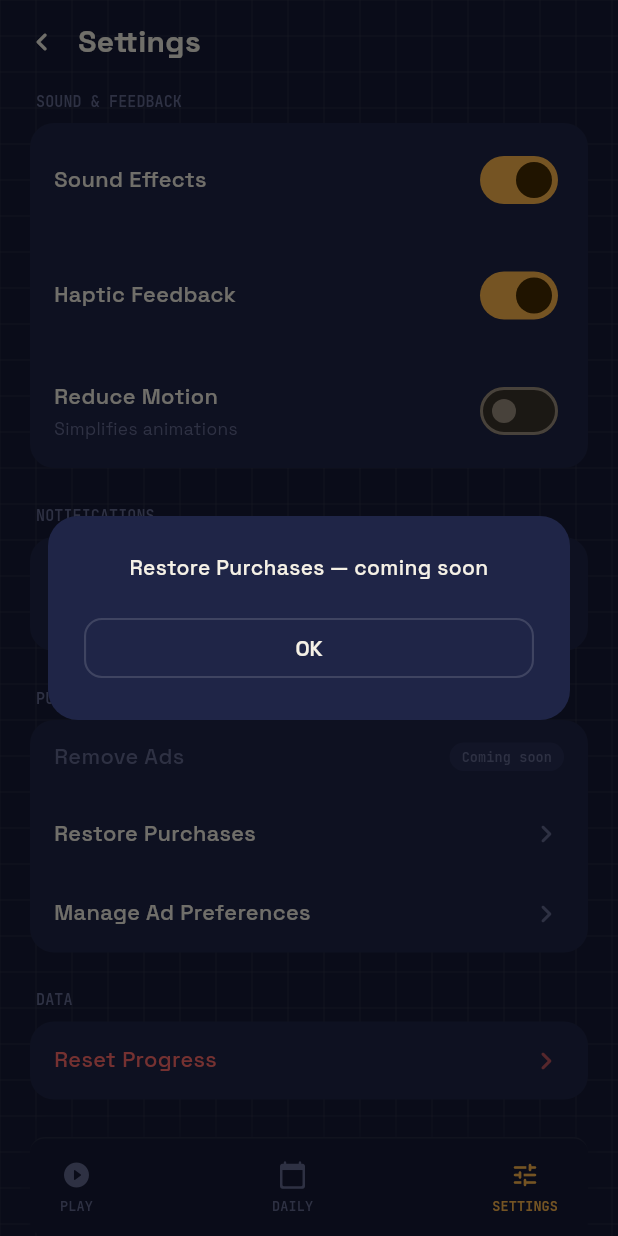
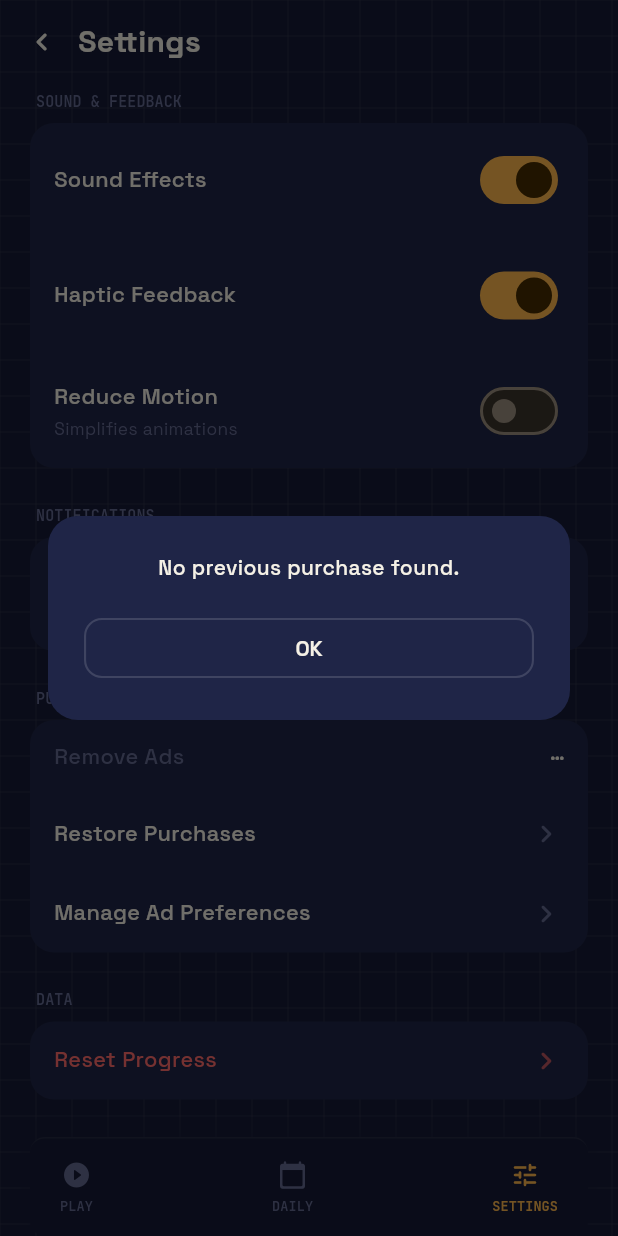
Before and after one commit to himanshugupta0007/adroma-numberama-game, a Flutter app: the screen it shows after launch, item 3 of the bottom bar chosen, after a tap on "Restore Purchases", on a phone screen of 412 x 824 dp. Run offline on Flutter 3.47's test engine with Material 3 defaults, Android fonts, the phone set to English and light mode, and no system bars; our stand-ins replace audioplayers, confetti, firebase_analytics, firebase_core, flutter_local_notifications, flutter_riverpod and 10 more; missing offline and left inert: flame; accounts and stored records are empty.

Commit message:
Minor issues fixes - increasing size of powerups and added restore purchase

```diff
--- a/lib/main.dart
+++ b/lib/main.dart
@@ -7,6 +7,7 @@ import 'package:hive_flutter/hive_flutter.dart';
 import 'firebase_options.dart';
 import 'services/ad_service.dart';
 import 'services/notification_service.dart';
+import 'services/purchase_service.dart';
 import 'state/difficulty.dart';
 import 'state/preferences_service.dart';
 import 'theme/app_theme.dart';
@@ -19,13 +20,15 @@ Future<void> main() async {
     DeviceOrientation.portraitDown,
   ]);
   await Firebase.initializeApp(options: DefaultFirebaseOptions.currentPlatform);
-  WidgetsBinding.instance.addPostFrameCallback((_) {
-    AdService.instance.initialize();
-  });
   await Hive.initFlutter();
   final box = await Hive.openBox(PreferencesService.boxName);
   final prefs = PreferencesService(box);
   prefs.registerAppOpened();
+
+  WidgetsBinding.instance.addPostFrameCallback((_) {
+    AdService.instance.initialize();
+    PurchaseService.instance.initialize(prefs);
+  });
 
   await NotificationService.instance.initialize();
   // Scheduled notifications aren't guaranteed to survive app
--- /dev/null
+++ b/lib/services/purchase_service.dart
@@ -0,0 +1,107 @@
+import 'dart:async';
+
+import 'package:in_app_purchase/in_app_purchase.dart';
+
+import '../state/analytics_service.dart';
+import '../state/preferences_service.dart';
+
+/// Thin wrapper around `in_app_purchase` for the one product this app
+/// sells - the "Remove Ads" non-consumable. Same singleton convention as
+/// [RateService]/`AudioService`: reachable via [PurchaseService.instance]
+/// without a Riverpod `ref`, since the purchase stream listener needs to be
+/// alive for the whole app lifetime, not tied to any one widget's build.
+///
+/// Unlike those other singletons, this one does need to *write* a
+/// preference (`PreferencesService.removeAdsPurchased`) from inside its own
+/// async purchase-stream callback, where no `ref` is in scope - so
+/// [initialize] takes the already-opened [PreferencesService] directly,
+/// threaded in from `main()` the same way `NotificationService` already is.
+class PurchaseService {
+  PurchaseService._();
+
+  static final PurchaseService instance = PurchaseService._();
+
+  static const removeAdsProductId = 'remove_ads';
+
+  final InAppPurchase _iap = InAppPurchase.instance;
+  StreamSubscription<List<PurchaseDetails>>? _subscription;
+  PreferencesService? _prefs;
+  ProductDetails? _removeAdsProduct;
+
+  ProductDetails? get removeAdsProduct => _removeAdsProduct;
+
+  /// Starts listening for purchase updates (so a restored purchase from a
+  /// previous install is caught as soon as the store reports it) and loads
+  /// [removeAdsProduct]'s price/metadata for the Settings screen. Called
+  /// once from `main()`, deferred via `addPostFrameCallback` the same way
+  /// `AdService.initialize` is - a store round-trip shouldn't block the
+  /// first frame.
+  Future<void> initialize(PreferencesService prefs) async {
+    _prefs = prefs;
+    if (!await _iap.isAvailable()) return;
+
+    _subscription = _iap.purchaseStream.listen(
+      _onPurchaseUpdate,
+      onDone: () => _subscription?.cancel(),
+    );
+
+    final response = await _iap.queryProductDetails({removeAdsProductId});
+    if (response.productDetails.isNotEmpty) {
+      _removeAdsProduct = response.productDetails.first;
+    }
+  }
+
+  /// Starts the native purchase flow. A no-op if the product hasn't loaded
+  /// yet (store unavailable, or [initialize]'s query hasn't returned) -
+  /// callers should keep the "Remove Ads" row disabled until
+  /// [removeAdsProduct] is non-null so this can't be tapped in that state.
+  Future<void> buyRemoveAds() async {
+    final product = _removeAdsProduct;
+    if (product == null) return;
+    await _iap.buyNonConsumable(
+      purchaseParam: PurchaseParam(productDetails: product),
+    );
+  }
+
+  /// Re-queries past purchases (App Store/Play account-linked, not
+  /// device-linked) - the result arrives through the same [_onPurchaseUpdate]
+  /// stream as a fresh buy, with [PurchaseDetails.status] restored rather
+  /// than purchased.
+  Future<void> restorePurchases() => _iap.restorePurchases();
+
+  Future<void> _onPurchaseUpdate(List<PurchaseDetails> purchases) async {
+    for (final purchase in purchases) {
+      if (purchase.status == PurchaseStatus.pending) continue;
+
+      if (purchase.status == PurchaseStatus.error) {
+        if (purchase.pendingCompletePurchase) {
+          await _iap.completePurchase(purchase);
+        }
+        continue;
+      }
+
+      // Purchased or restored - both mean "grant it".
+      if (purchase.productID == removeAdsProductId) {
+        await _grantRemoveAds(purchase);
+      }
+
+      if (purchase.pendingCompletePurchase) {
+        await _iap.completePurchase(purchase);
+      }
+    }
+  }
+
+  Future<void> _grantRemoveAds(PurchaseDetails purchase) async {
+    final prefs = _prefs;
+    if (prefs == null || prefs.removeAdsPurchased) return;
+    await prefs.setRemoveAdsPurchased(true);
+    final product = _removeAdsProduct;
+    await AnalyticsService.instance.logIapPurchase(
+      productId: purchase.productID,
+      value: product?.rawPrice ?? 0,
+      currency: product?.currencyCode ?? 'USD',
+    );
+  }
+
+  void dispose() => _subscription?.cancel();
+}
--- a/lib/ui/settings_screen.dart
+++ b/lib/ui/settings_screen.dart
@@ -6,6 +6,7 @@ import 'package:url_launcher/url_launcher.dart';
 
 import '../services/ad_service.dart';
 import '../services/notification_service.dart';
+import '../services/purchase_service.dart';
 import '../services/rate_service.dart';
 import '../state/difficulty.dart';
 import '../state/preferences_service.dart';
@@ -103,6 +104,20 @@ class _SettingsScreenState extends ConsumerState<SettingsScreen> {
     }
   }
 
+  Future<void> _buyRemoveAds(BuildContext context) async {
+    await PurchaseService.instance.buyRemoveAds();
+  }
+
+  Future<void> _restorePurchases(BuildContext context, WidgetRef ref) async {
+    await PurchaseService.instance.restorePurchases();
+    if (!context.mounted) return;
+    final restored = ref.read(preferencesServiceProvider).removeAdsPurchased;
+    await showMessageDialog(
+      context,
+      restored ? 'Purchase restored.' : 'No previous purchase found.',
+    );
+  }
+
   Future<void> _confirmResetProgress(
       BuildContext context, WidgetRef ref) async {
     final confirmed = await showDialog<bool>(
@@ -117,10 +132,6 @@ class _SettingsScreenState extends ConsumerState<SettingsScreen> {
 
     if (!context.mounted) return;
     await showMessageDialog(context, 'Progress reset.');
-  }
-
-  void _showComingSoon(BuildContext context, String label) {
-    showMessageDialog(context, '$label — coming soon');
   }
 
   /// Manual counterpart to the home screen's automatic prompt (see
@@ -171,6 +182,14 @@ class _SettingsScreenState extends ConsumerState<SettingsScreen> {
   Widget build(BuildContext context) {
     final settings = ref.watch(settingsStateProvider);
     final settingsNotifier = ref.read(settingsStateProvider.notifier);
+    // "Remove Ads" can flip to purchased from PurchaseService's own async
+    // stream callback, outside any state this screen owns directly - see
+    // preferencesRevisionProvider's doc for why this needs an explicit
+    // watch rather than following from settingsStateProvider.
+    ref.watch(preferencesRevisionProvider);
+    final removeAdsPurchased =
+        ref.read(preferencesServiceProvider).removeAdsPurchased;
+    final removeAdsProduct = PurchaseService.instance.removeAdsProduct;
 
     return Scaffold(
       body: GraphPaperBackground(
@@ -242,19 +261,28 @@ class _SettingsScreenState extends ConsumerState<SettingsScreen> {
                       const SettingsSectionHeader('Purchases & Ads'),
                       SettingsSectionCard(
                         rows: [
-                          // TODO(iap): open remove-ads purchase flow.
-                          const SettingsRow(
+                          SettingsRow(
                             label: 'Remove Ads',
-                            enabled: false,
-                            trailing: _ComingSoonTag(),
+                            enabled: !removeAdsPurchased &&
+                                removeAdsProduct != null,
+                            trailing: removeAdsPurchased
+                                ? const _OwnedTag()
+                                : Text(
+                                    removeAdsProduct?.price ?? '···',
+                                    style: AppTextStyles.display(
+                                      13,
+                                      weight: FontWeight.w600,
+                                      color: AppColors.textHi,
+                                    ),
+                                  ),
+                            onTap: removeAdsPurchased
+                                ? null
+                                : () => _buyRemoveAds(context),
                           ),
                           SettingsRow(
                             label: 'Restore Purchases',
                             trailing: _chevron(),
-                            // TODO(iap): call in_app_purchase
-                            // restorePurchases().
-                            onTap: () =>
-                                _showComingSoon(context, 'Restore Purchases'),
+                            onTap: () => _restorePurchases(context, ref),
                           ),
                           SettingsRow(
                             label: 'Manage Ad Preferences',
@@ -357,21 +385,21 @@ class _SettingsScreenState extends ConsumerState<SettingsScreen> {
   }
 }
 
-class _ComingSoonTag extends StatelessWidget {
-  const _ComingSoonTag();
+class _OwnedTag extends StatelessWidget {
+  const _OwnedTag();
 
   @override
   Widget build(BuildContext context) {
     return Container(
       padding: const EdgeInsets.symmetric(horizontal: 8, vertical: 3),
       decoration: BoxDecoration(
-        color: AppColors.surfaceRaised,
+        color: AppColors.teal.withValues(alpha: 0.16),
         borderRadius: BorderRadius.circular(999),
       ),
       child: Text(
-        'Coming soon',
+        'Owned',
         style: AppTextStyles.mono(9,
-            weight: FontWeight.w600, color: AppColors.textLow),
+            weight: FontWeight.w600, color: AppColors.teal),
       ),
     );
   }
--- a/pubspec.yaml
+++ b/pubspec.yaml
@@ -31,6 +31,7 @@ dependencies:
   google_mobile_ads: ^9.0.0
   uuid: ^4.6.0
   confetti: ^0.8.0
+  in_app_purchase: ^3.3.0
 
 dev_dependencies:
   flutter_test:
```
Also changed, not shown: lib/ui/gameplay/power_bar.dart (+104 -16 lines), pubspec.lock, 2 other files.
